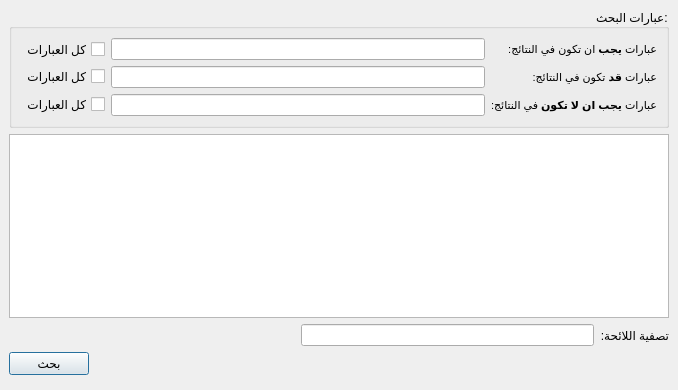
First picture: the form in src/searchwidget.ui, repository boussouira/moltaqa, before the edit.
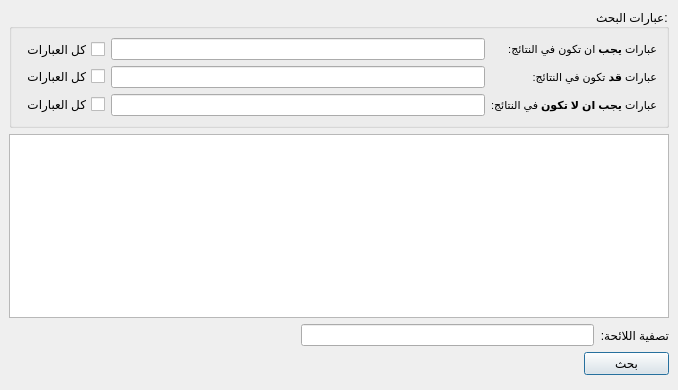
Second picture: the form after the edit. Icons and pictures are not drawn. Custom widgets are drawn as their Qt base class.

Commit message: Fix a complinig warning

Diff of the .ui file:
```diff
--- a/src/searchwidget.ui
+++ b/src/searchwidget.ui
@@ -16,7 +16,10 @@
   <property name="layoutDirection">
    <enum>Qt::RightToLeft</enum>
   </property>
-  <layout class="QVBoxLayout" name="verticalLayout">
+  <layout class="QHBoxLayout" name="horizontalLayout_2">
+   <property name="spacing">
+    <number>0</number>
+   </property>
    <property name="margin">
     <number>0</number>
    </property>
@@ -26,7 +29,7 @@
       <number>0</number>
      </property>
      <widget class="QWidget" name="page">
-      <layout class="QVBoxLayout" name="verticalLayout_3">
+      <layout class="QVBoxLayout" name="verticalLayout">
        <item>
         <widget class="QGroupBox" name="groupBox">
          <property name="layoutDirection">
@@ -187,21 +190,6 @@
         </layout>
        </item>
        <item>
-        <layout class="QHBoxLayout" name="horizontalLayout_2">
-         <item>
-          <spacer name="horizontalSpacer_2">
-           <property name="orientation">
-            <enum>Qt::Horizontal</enum>
-           </property>
-           <property name="sizeHint" stdset="0">
-            <size>
-             <width>40</width>
-             <height>20</height>
-            </size>
-           </property>
-          </spacer>
-         </item>
-         <item>
           <widget class="QPushButton" name="pushSearch">
            <property name="sizePolicy">
             <sizepolicy hsizetype="Minimum" vsizetype="Minimum">
@@ -223,8 +211,6 @@
            </property>
           </widget>
          </item>
-        </layout>
-       </item>
        <item>
         <widget class="QWidget" name="widgetSelectedFilter" native="true">
          <layout class="QHBoxLayout" name="horizontalLayout_3">
```
Left out of the diff: 2 changed lines with no effect on the pictures. Lines whose indentation alone changed are shown as unchanged.
